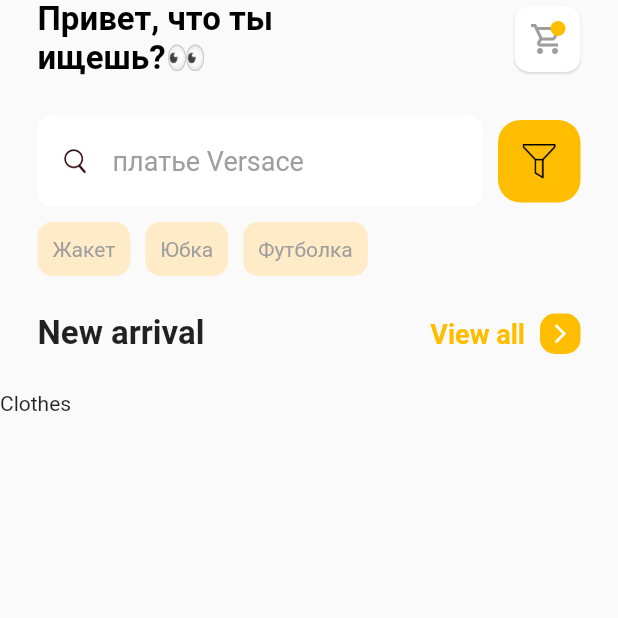
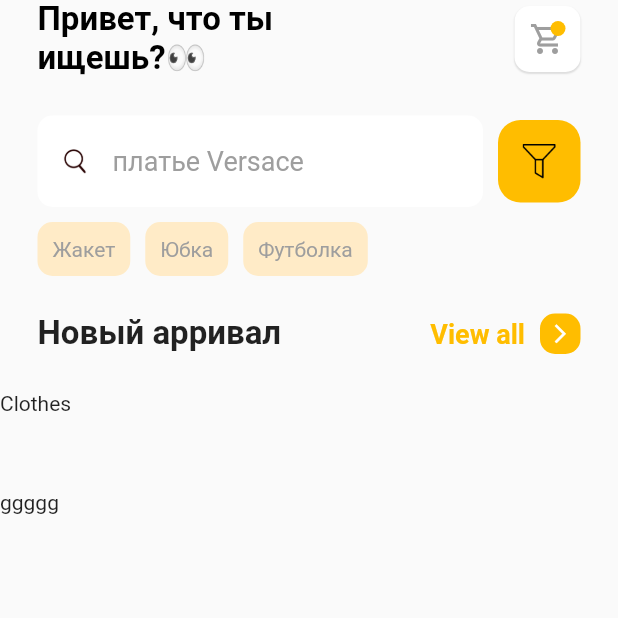
Before and after one commit to mbayzhanova/lux_brands, a Flutter app: the screen it shows after launch, on a phone screen of 412 x 824 dp, the top half of it. Run offline on Flutter 3.47's test engine with Material 2 defaults, Android fonts, the light colour scheme and no system bars.

Commit message:
добавила новый контейнер

```diff
--- a/lib/screens/home/home.dart
+++ b/lib/screens/home/home.dart
@@ -15,8 +15,14 @@ class HomePage extends StatelessWidget {
             children: [
               CustomAppBar(),
               SearchInput(),
-              CategoriesList('New arrival'),
+              CategoriesList('Новый арривал'),
               ClothesItem(),
+              SizedBox(height: 50),
+              Container(
+                child: Text(
+                  'ggggg',
+                ),
+              )
             ],
           ),
         ));
```
